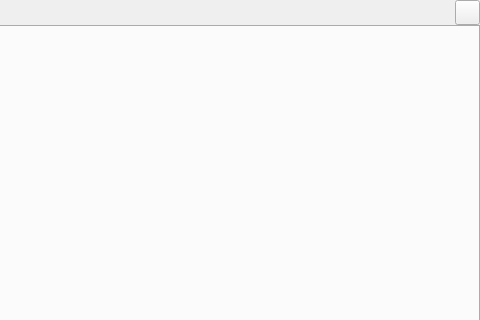
The window that src/MainPage/editor/editorpane.ui (SantaJiang/NotePeek) describes before a commit, drawn with Qt 5; both pictures show x 316 to 796 and y 0 to 320 of the 796 by 496 pixel window.
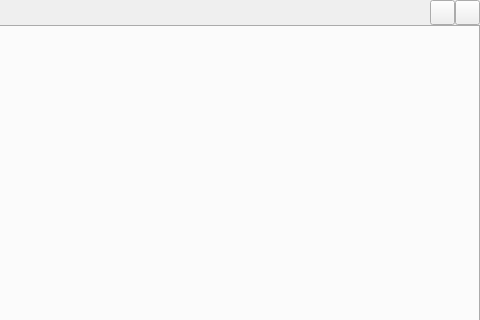
The same window after the commit.

Commit message: feat(markdown): add a side-preview toggle

```diff
--- a/src/MainPage/editor/editorpane.ui
+++ b/src/MainPage/editor/editorpane.ui
@@ -125,6 +125,28 @@
         </property>
        </spacer>
       </item>
+      <item alignment="Qt::AlignmentFlag::AlignVCenter">
+       <widget class="QToolButton" name="pushButton_sidePreview">
+        <property name="minimumSize">
+         <size>
+          <width>25</width>
+          <height>25</height>
+         </size>
+        </property>
+        <property name="maximumSize">
+         <size>
+          <width>25</width>
+          <height>25</height>
+         </size>
+        </property>
+        <property name="checkable">
+         <bool>true</bool>
+        </property>
+        <property name="text">
+         <string/>
+        </property>
+       </widget>
+      </item>
       <item alignment="Qt::AlignmentFlag::AlignVCenter">
        <widget class="QToolButton" name="pushButton_splitView">
         <property name="minimumSize">
```
The commit also changes 10 other files.
